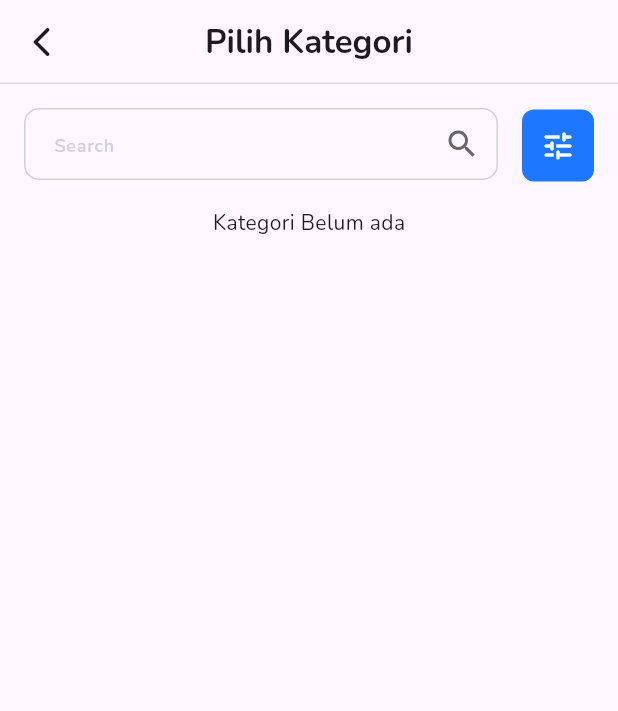
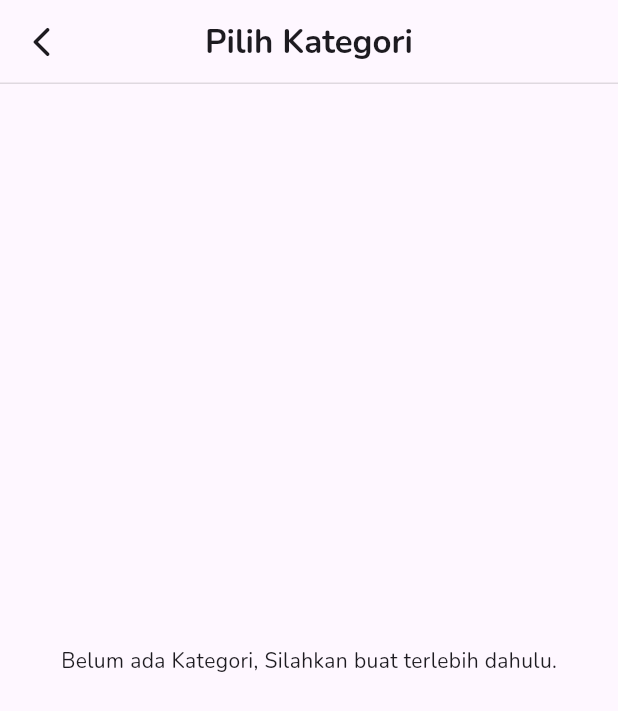
Before and after one commit to Reza1290/budgetin-app, a Flutter app: the screen it shows after launch, item 2 of the bottom bar chosen, after a tap on the "add" icon, on a phone screen of 412 x 824 dp. Shown: the top 711 px of the screen. Run offline on Flutter 3.47's test engine with Material 3 defaults, Android fonts, the phone set to English and light mode, and no system bars; our stand-ins replace drift, flutter_slidable, flutter_svg, sqlite3_flutter_libs; accounts and stored records are empty; generated files the repository leaves out were written again; project files that could hold a hidden picture were left out.

Commit message:
fix: hide searchbar

```diff
--- a/lib/screens/riwayat_transaksi_page.dart
+++ b/lib/screens/riwayat_transaksi_page.dart
@@ -9,6 +9,7 @@ import 'package:budgetin/widgets/transaksi/edit_transaksi.dart';
 import 'package:budgetin/widgets/riwayat.dart';
 import 'package:budgetin/widgets/search_bar.dart';
 import 'package:flutter/material.dart';
+import 'package:flutter/widgets.dart';
 import 'package:flutter_slidable/flutter_slidable.dart';
 
 class RiwayatTransaksiPage extends StatefulWidget {
@@ -62,8 +63,10 @@ class _RiwayatTransaksiPageState extends State<RiwayatTransaksiPage> {
         centerTitle: true,
       ),
       body: Container(
+        width: MediaQuery.of(context).size.width,
         padding: EdgeInsets.only(top: 20.0),
         child: Column(
+          mainAxisAlignment: MainAxisAlignment.center,
           children: [
             AnimatedSwitcher(
               duration: Duration(milliseconds: 200),
@@ -83,11 +86,11 @@ class _RiwayatTransaksiPageState extends State<RiwayatTransaksiPage> {
                 ),
               ),
             ),
-            Padding(
-              padding: EdgeInsets.symmetric(horizontal: 24),
-              child: SearchInput(
-                  controller: searchController, focusNode: _focusNode),
-            ),
+            // Padding(
+            //   padding: EdgeInsets.symmetric(horizontal: 24),
+            //   child: SearchInput(
+            //       controller: searchController, focusNode: _focusNode),
+            // ),
             const SizedBox(
               height: 10,
             ),
--- a/lib/widgets/main/select_category_dialog.dart
+++ b/lib/widgets/main/select_category_dialog.dart
@@ -1,7 +1,7 @@
 import 'package:budgetin/main.dart';
 import 'package:budgetin/models/database.dart';
 import 'package:budgetin/screens/add_transaksi.dart';
-import 'package:budgetin/widgets/search_bar.dart';
+// import 'package:budgetin/widgets/search_bar.dart';
 import 'package:flutter/cupertino.dart';
 import 'package:flutter/material.dart';
 import 'package:flutter/widgets.dart';
@@ -22,7 +22,7 @@ class _SelectCategoryDialogState extends State<SelectCategoryDialog>
     return db!.select(db!.categories).get();
   }
 
-  final TextEditingController _searchController = TextEditingController();
+  // final TextEditingController _searchController = TextEditingController();
 
   @override
   void initState() {
@@ -63,10 +63,10 @@ class _SelectCategoryDialogState extends State<SelectCategoryDialog>
       body: Container(
         child: Column(
           children: [
-            Padding(
-              padding: EdgeInsets.all(16),
-              child: SearchInput(controller: _searchController),
-            ),
+            // Padding(
+            //   padding: EdgeInsets.all(16),
+            //   child: SearchInput(controller: _searchController),
+            // ),
             Expanded(
               child: FutureBuilder<List<Category>>(
                   future: getAllCategory(),
@@ -131,10 +131,12 @@ class _SelectCategoryDialogState extends State<SelectCategoryDialog>
                             },
                           );
                         } else {
-                          return Text("Kategori Belum ada");
+                          return Center(
+                              child: Text(
+                                  "Belum ada Kategori, Silahkan buat terlebih dahulu."));
                         }
                       } else {
-                        return Text("Belum ada kategori");
+                        return Center(child: Text("Belum ada kategori"));
                       }
                     }
                   }),
```
